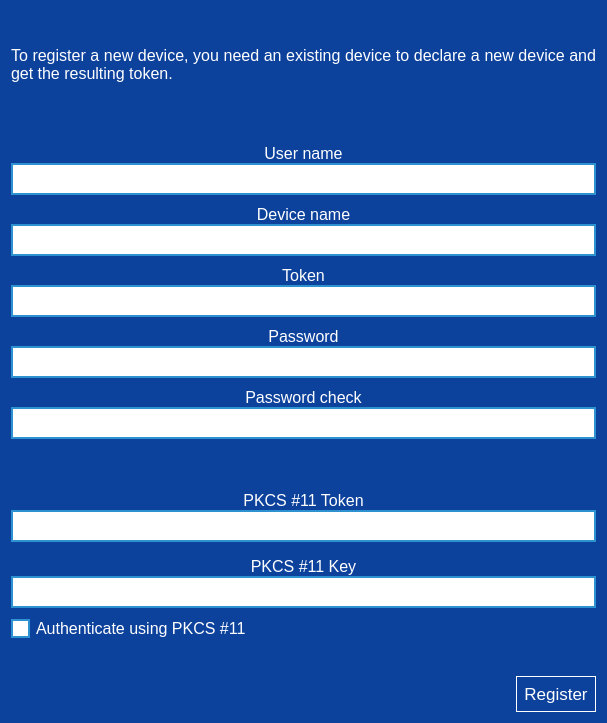
Old version of the form parsec/core/gui/forms/login_register_device_widget.ui in the repository Scille/parsec-cloud.
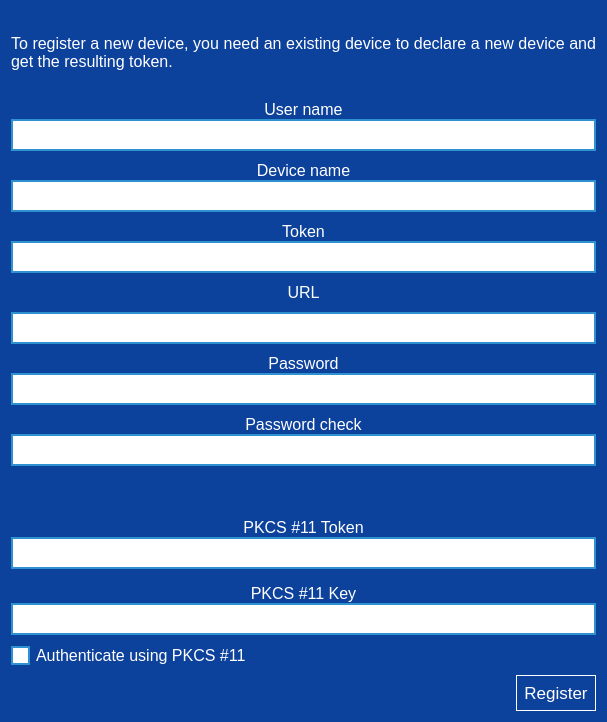
New version of the form. Icons and pictures are not drawn.

Commit message: [GUI] Added devices list and new device creation

Patch:
```diff
--- a/parsec/core/gui/forms/login_register_device_widget.ui
+++ b/parsec/core/gui/forms/login_register_device_widget.ui
@@ -7,7 +7,7 @@
     <x>0</x>
     <y>0</y>
     <width>607</width>
-    <height>723</height>
+    <height>722</height>
    </rect>
   </property>
   <property name="windowTitle">
@@ -33,8 +33,7 @@
       </font>
      </property>
      <property name="styleSheet">
-      <string notr="true">color: rgb(255, 255, 255);
-padding-bottom: 20px;</string>
+      <string notr="true">color: rgb(255, 255, 255);</string>
      </property>
      <property name="text">
       <string>To register a new device, you need an existing device to declare a new device and get the resulting token.</string>
@@ -70,6 +69,11 @@
 padding-left: 5px;
 }
 
+QLabel
+{
+color: rgb(255, 255, 255);
+}
+
 QComboBox
 {
 border: 2px solid rgb(46, 145, 208);
@@ -139,7 +143,7 @@
            </font>
           </property>
           <property name="styleSheet">
-           <string notr="true">color: rgb(255, 255, 255);</string>
+           <string notr="true"/>
           </property>
           <property name="text">
            <string>User name</string>
@@ -179,7 +183,7 @@
            </font>
           </property>
           <property name="styleSheet">
-           <string notr="true">color: rgb(255, 255, 255);</string>
+           <string notr="true"/>
           </property>
           <property name="text">
            <string>Device name</string>
@@ -219,7 +223,7 @@
            </font>
           </property>
           <property name="styleSheet">
-           <string notr="true">color: rgb(255, 255, 255);</string>
+           <string notr="true"/>
           </property>
           <property name="text">
            <string>Token</string>
@@ -246,6 +250,40 @@
         </item>
        </layout>
       </item>
+      <item>
+       <layout class="QVBoxLayout" name="verticalLayout_10">
+        <item>
+         <widget class="QLabel" name="label_3">
+          <property name="font">
+           <font>
+            <pointsize>12</pointsize>
+           </font>
+          </property>
+          <property name="text">
+           <string>URL</string>
+          </property>
+          <property name="alignment">
+           <set>Qt::AlignCenter</set>
+          </property>
+         </widget>
+        </item>
+        <item>
+         <widget class="QLineEdit" name="line_edit_url">
+          <property name="minimumSize">
+           <size>
+            <width>0</width>
+            <height>32</height>
+           </size>
+          </property>
+          <property name="font">
+           <font>
+            <pointsize>12</pointsize>
+           </font>
+          </property>
+         </widget>
+        </item>
+       </layout>
+      </item>
       <item>
        <widget class="QWidget" name="widget_password" native="true">
         <layout class="QVBoxLayout" name="verticalLayout_2">
@@ -277,7 +315,7 @@
               </font>
              </property>
              <property name="styleSheet">
-              <string notr="true">color: rgb(255, 255, 255);</string>
+              <string notr="true"/>
              </property>
              <property name="text">
               <string>Password</string>
@@ -326,7 +364,7 @@
               </font>
              </property>
              <property name="styleSheet">
-              <string notr="true">color: rgb(255, 255, 255);</string>
+              <string notr="true"/>
              </property>
              <property name="text">
               <string>Password check</string>
@@ -425,7 +463,7 @@
               </font>
              </property>
              <property name="styleSheet">
-              <string notr="true">color: rgb(255, 255, 255);</string>
+              <string notr="true"/>
              </property>
              <property name="text">
               <string>PKCS #11 Token</string>
@@ -468,7 +506,7 @@
               </font>
              </property>
              <property name="styleSheet">
-              <string notr="true">color: rgb(255, 255, 255);</string>
+              <string notr="true"/>
              </property>
              <property name="text">
               <string>PKCS #11 Key</string>
@@ -522,27 +560,6 @@
         </property>
        </widget>
       </item>
-      <item>
-       <widget class="QLabel" name="label_error">
-        <property name="font">
-         <font>
-          <pointsize>12</pointsize>
-         </font>
-        </property>
-        <property name="styleSheet">
-         <string notr="true">color: rgb(255, 255, 255);</string>
-        </property>
-        <property name="text">
-         <string/>
-        </property>
-        <property name="wordWrap">
-         <bool>true</bool>
-        </property>
-        <property name="margin">
-         <number>10</number>
-        </property>
-       </widget>
-      </item>
       <item>
        <layout class="QHBoxLayout" name="horizontalLayout_3">
         <property name="spacing">
```
Left out of the diff: 2 changed lines with no effect on the pictures. The commit also changes 10 other files.
